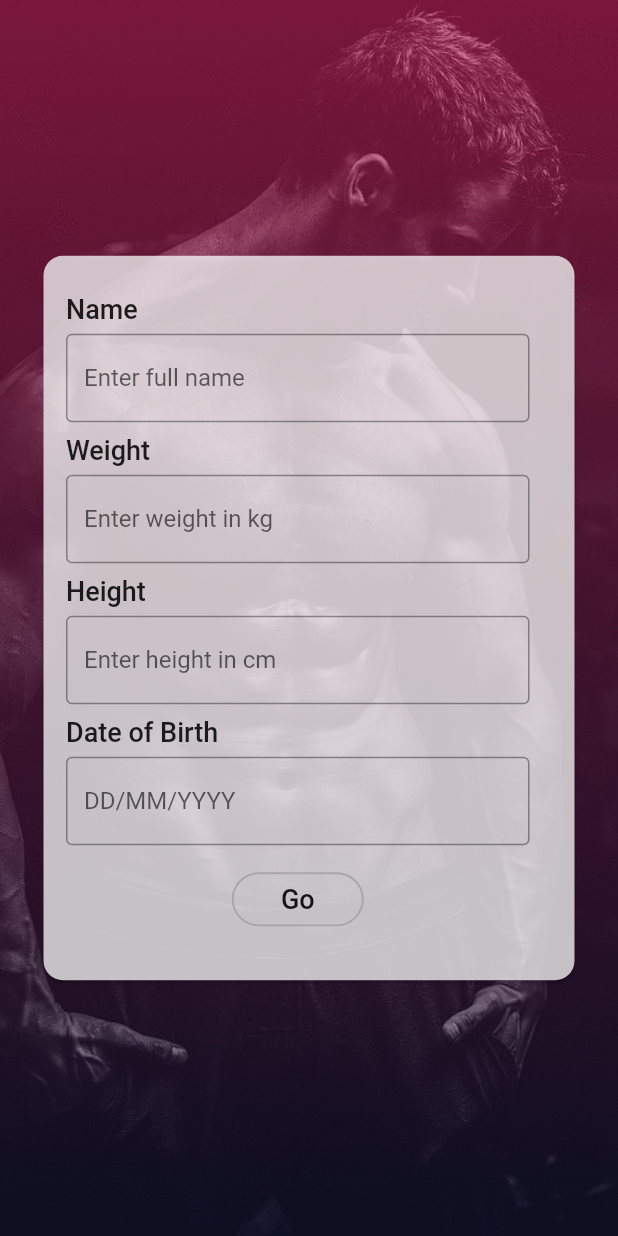
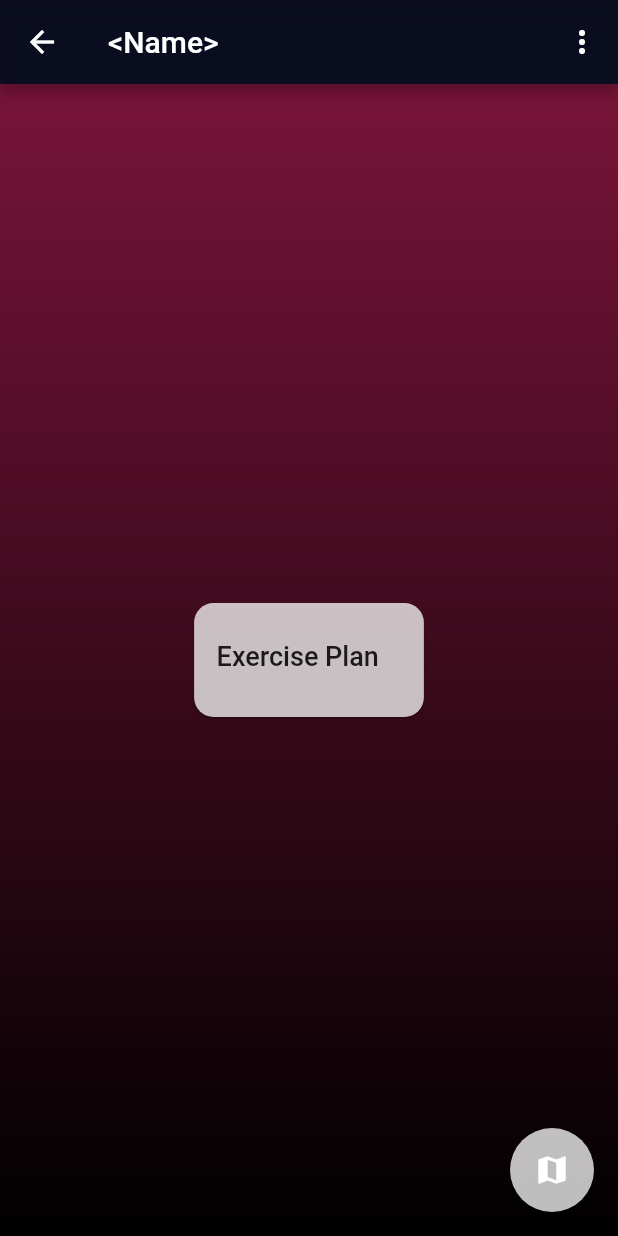
Before and after one commit to samuzaffar99/WorkoutTracker, a Flutter app: the RegistrationScreen screen opened directly, after a tap on "Go", on a phone screen of 412 x 824 dp. Run offline on Flutter 3.47's test engine with Material 2 defaults, Android fonts, the phone set to English and light mode, and no system bars; our stand-ins replace mask_text_input_formatter.

Commit message:
edit v2.1 full file revised
removed files that were not needed. added new pages

```diff
--- /dev/null
+++ b/Project/lib/screens/exercise_screen.dart
@@ -0,0 +1,85 @@
+import 'package:Project/screens/diet_screen.dart';
+import 'package:flutter/material.dart';
+import 'diet_screen.dart';
+
+class ExerciseScreen extends StatelessWidget {
+  var _formKey = GlobalKey<FormState>();
+  @override
+  Widget build(BuildContext context) {
+    return SafeArea(
+      child: Scaffold(
+        floatingActionButton: FloatingActionButton(
+          backgroundColor: Colors.white.withAlpha(190),
+          child: Icon(Icons.map),
+          onPressed: () {
+            Navigator.push(
+              context,
+              MaterialPageRoute(
+                builder: (context) {
+                  return DietScreen();
+                },
+              ),
+            );
+          },
+        ),
+        appBar: AppBar(
+          title: Text('<Name>'),
+          backgroundColor: Color(0xFF07091c).withAlpha(250),
+          actions: <Widget>[
+            PopupMenuButton<String>(
+              itemBuilder: (BuildContext context) {},
+            ),
+          ],
+        ),
+        body: Container(
+          alignment: Alignment.center,
+          decoration: BoxDecoration(
+            gradient: LinearGradient(
+              begin: Alignment.topCenter,
+              end: Alignment.bottomCenter,
+              colors: [Color(0xFF781438), Color(0xFF000000)],
+            ),
+          ),
+          child: SingleChildScrollView(
+            child: Column(
+              mainAxisAlignment: MainAxisAlignment.center,
+              children: [
+                Center(
+                  child: Padding(
+                    padding: const EdgeInsets.all(25.0),
+                    child: Card(
+                      shape: RoundedRectangleBorder(
+                          borderRadius: BorderRadius.circular(13.0)),
+                      color: Colors.white.withAlpha(190),
+                      child: Padding(
+                        padding: const EdgeInsets.all(20.0)
+                            .copyWith(left: 15, right: 30, top: 25, bottom: 30),
+                        child: Column(
+                          children: [
+                            Form(
+                              key: _formKey,
+                              child: Column(
+                                children: [
+                                  Text(
+                                    "Exercise Plan",
+                                    style: TextStyle(
+                                        fontSize: 18,
+                                        fontWeight: FontWeight.w500),
+                                  ),
+                                ],
+                              ),
+                            ),
+                          ],
+                        ),
+                      ),
+                    ),
+                  ),
+                ),
+              ],
+            ),
+          ),
+        ),
+      ),
+    );
+  }
+}
--- a/Project/lib/screens/registration_screen.dart
+++ b/Project/lib/screens/registration_screen.dart
@@ -1,9 +1,17 @@
-
 import 'package:flutter/material.dart';
 import 'package:flutter/services.dart';
+import 'exercise_screen.dart';
+import 'package:mask_text_input_formatter/mask_text_input_formatter.dart';
 
-class RegistrationScreen extends StatelessWidget {
+class RegistrationScreen extends StatefulWidget {
+  @override
+  _RegistrationScreenState createState() => _RegistrationScreenState();
+}
+
+class _RegistrationScreenState extends State<RegistrationScreen> {
   var _formKey = GlobalKey<FormState>();
+  var maskFormatter = new MaskTextInputFormatter(mask: '##/##/####', filter: { "#": RegExp(r'[0-9]') });
+
   @override
   Widget build(BuildContext context) {
     return SafeArea(
@@ -141,8 +149,9 @@ class RegistrationScreen extends StatelessWidget {
                             TextFormField(
                               inputFormatters: [
                                 LengthLimitingTextInputFormatter(10),
+                                maskFormatter
                               ],
-                                decoration: InputDecoration(
+                              decoration: InputDecoration(
                                 border: OutlineInputBorder(),
                                 hintText: 'DD/MM/YYYY',
                               ),
@@ -155,7 +164,16 @@ class RegistrationScreen extends StatelessWidget {
                               mainAxisAlignment: MainAxisAlignment.center,
                               children: [
                                 OutlineButton(
-                                  onPressed: () {},
+                                  onPressed: () {
+                                    Navigator.push(
+                                      context,
+                                      MaterialPageRoute(
+                                        builder: (context) {
+                                          return ExerciseScreen();
+                                        },
+                                      ),
+                                    );
+                                  },
                                   shape: RoundedRectangleBorder(
                                     borderRadius:
                                         BorderRadius.all(Radius.circular(30.0)),
@@ -166,8 +184,7 @@ class RegistrationScreen extends StatelessWidget {
                                       color: Colors.grey.withAlpha(200),
                                       width: 1.25),
                                   highlightedBorderColor: Colors.grey,
-                                  child:
-                                  Text(
+                                  child: Text(
                                     "Go",
                                     style: TextStyle(
                                       fontSize: 18,
--- a/Project/pubspec.yaml
+++ b/Project/pubspec.yaml
@@ -25,7 +25,9 @@ dependencies:
     sdk: flutter
   flutter_launcher_icons: ^0.8.1
   mongo_dart: ^0.4.4
+  sevr: ^1.0.4
   http: "0.12.0"
+  mask_text_input_formatter: ^1.1.0
   # The following adds the Cupertino Icons font to your application.
   # Use with the CupertinoIcons class for iOS style icons.
   cupertino_icons: ^1.0.0
```
Also changed, not shown: Project/lib/screens/diet_screen.dart (renamed from Project/lib/screens/exercise_diet_screen.dart, +17 -2 lines), Project/lib/screens/malefemale_screen.dart (+7 -7 lines), Project/lib/screens/welcome_screen.dart (+8 -2 lines), Project/images/female.jpg (deleted), Project/images/male.jpg (deleted), Project/pubspec.lock.
